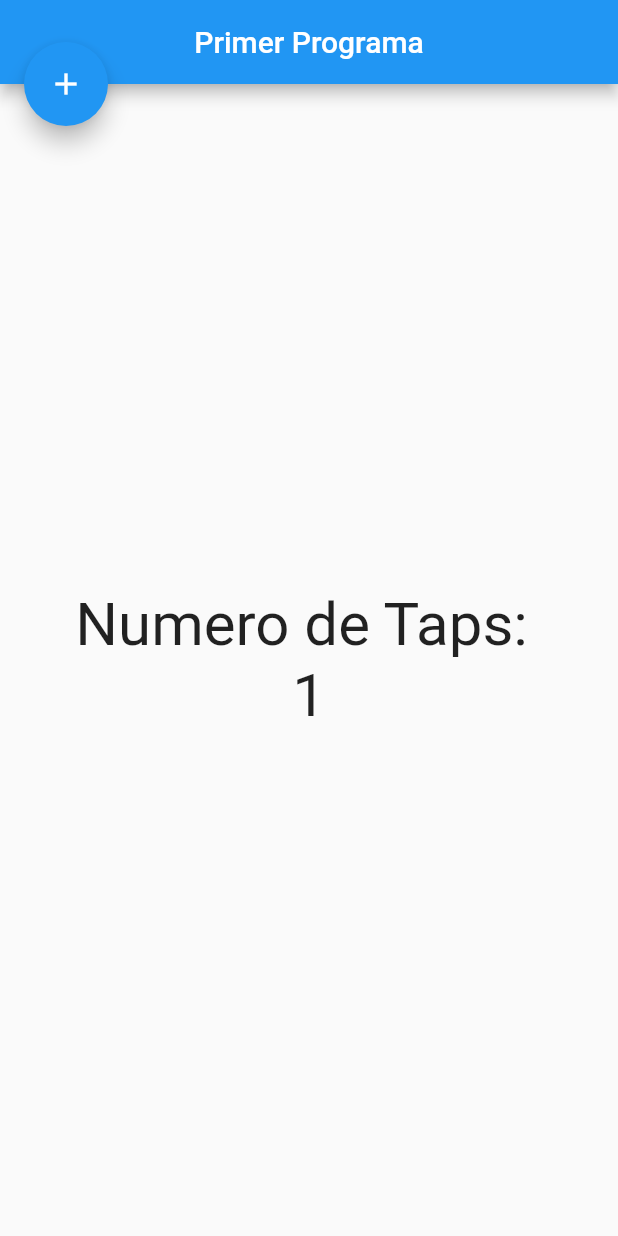
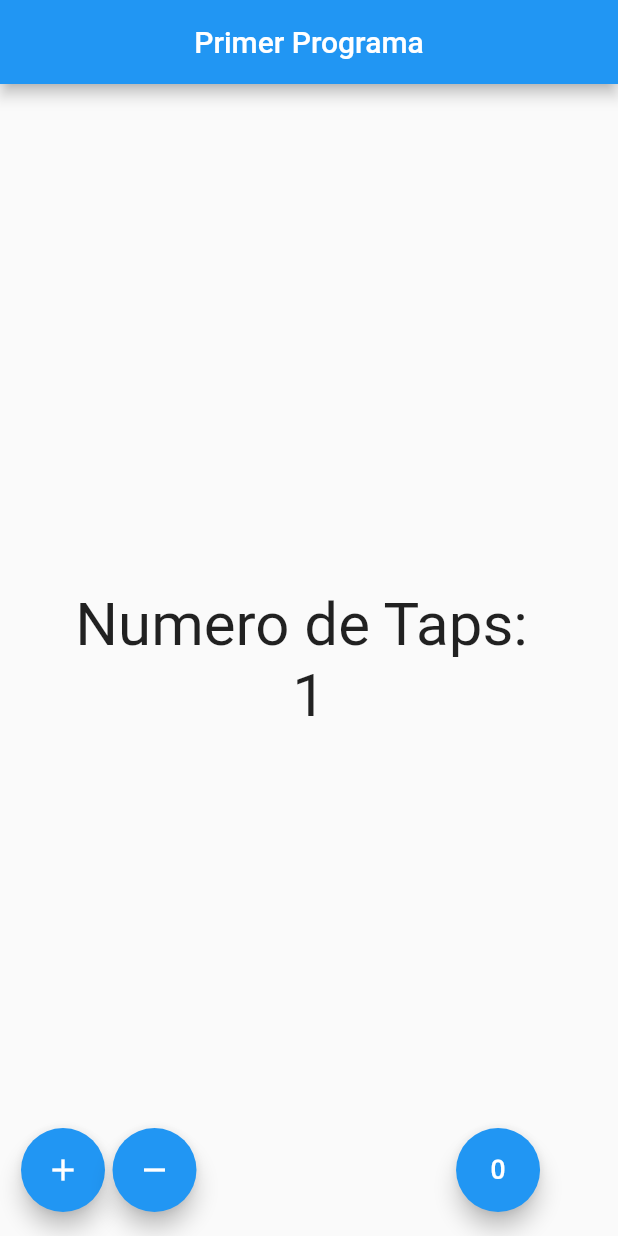
Before and after one commit to JonathanRDG/flutter, a Flutter app: the screen it shows after launch, after a tap on the "add" icon, on a phone screen of 412 x 824 dp. Run offline on Flutter 3.47's test engine with Material 2 defaults, Android fonts, the phone set to English and light mode, and no system bars.

```diff
--- a/lib/src/pages/counter_page.dart
+++ b/lib/src/pages/counter_page.dart
@@ -1,4 +1,5 @@
 import 'package:flutter/material.dart';
+import 'package:flutter/widgets.dart';
 
 class Counterpage extends StatefulWidget {
 
@@ -7,9 +8,9 @@ class Counterpage extends StatefulWidget {
 }
 
 class _CounterPageState extends State<Counterpage> {
-
   final  _stytext = new TextStyle(fontSize: 40);
   int _counter = 0;
+  bool _validation= false;
   @override
   Widget build(BuildContext context) {
     return  Scaffold(
@@ -23,19 +24,44 @@ class _CounterPageState extends State<Counterpage> {
           children: <Widget>[
             Text('Numero de Taps: ', style: _stytext ),
             Text('$_counter', style: _stytext),
+
           ],
         ),
       ),
-      floatingActionButtonLocation: FloatingActionButtonLocation.startTop,
-      floatingActionButton: FloatingActionButton(
-        child: Icon(Icons.add),
-        onPressed: () {
-          _counter++;
-          setState(() {
-
-          });
-        },
-      ),
+      floatingActionButton: _createBotton()
     );
   }
+
+  Widget _createBotton(){
+
+    return Row(
+      mainAxisAlignment: MainAxisAlignment.start,
+      children: <Widget>[
+        SizedBox(width: 30),
+    FloatingActionButton(child: Icon(Icons.add),onPressed:
+        () {
+      _counter++;
+      setState(() {});
+    },),
+    SizedBox(width: 5),
+    FloatingActionButton(child: Icon(Icons.remove),onPressed:
+        () {
+          (_counter<=0)? _counter=0:_counter--;
+      setState(() {});
+    },
+    ),
+    SizedBox(width: MediaQuery.of(context).size.width*.42),
+        FloatingActionButton(child: Icon(Icons.exposure_zero),onPressed:
+            () {
+          _counter=0;
+          setState(() {});
+        },
+        ),
+        SizedBox(width: 5),
+      ],
+    );
+
+
+
+  }
 }
```
Also changed, not shown: readme.txt (added).
